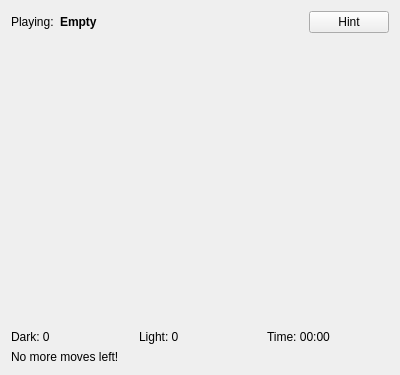
The window that client/screens/game/regulargame.ui (ZoomTen/entertaining-tiles) describes before a commit, drawn with Qt 5.
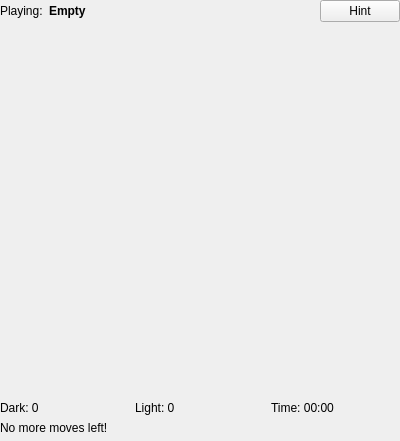
The same window after the commit. Custom widgets are drawn as their Qt base class.

The edit to the form file:
```diff
--- a/client/screens/game/regulargame.ui
+++ b/client/screens/game/regulargame.ui
@@ -7,14 +7,63 @@
     <x>0</x>
     <y>0</y>
     <width>400</width>
-    <height>375</height>
+    <height>441</height>
    </rect>
   </property>
   <property name="windowTitle">
    <string>Form</string>
   </property>
-  <layout class="QGridLayout" name="gridLayout_2">
-   <item row="1" column="0" colspan="2">
+  <layout class="QVBoxLayout" name="verticalLayout">
+   <property name="leftMargin">
+    <number>0</number>
+   </property>
+   <property name="topMargin">
+    <number>0</number>
+   </property>
+   <property name="rightMargin">
+    <number>0</number>
+   </property>
+   <property name="bottomMargin">
+    <number>0</number>
+   </property>
+   <item>
+    <layout class="QHBoxLayout" name="horizontalLayout">
+     <item>
+      <widget class="QLabel" name="label">
+       <property name="text">
+        <string>Playing:</string>
+       </property>
+      </widget>
+     </item>
+     <item>
+      <widget class="QLabel" name="playerName">
+       <property name="sizePolicy">
+        <sizepolicy hsizetype="Expanding" vsizetype="Preferred">
+         <horstretch>0</horstretch>
+         <verstretch>0</verstretch>
+        </sizepolicy>
+       </property>
+       <property name="font">
+        <font>
+         <weight>75</weight>
+         <bold>true</bold>
+        </font>
+       </property>
+       <property name="text">
+        <string>Empty</string>
+       </property>
+      </widget>
+     </item>
+     <item>
+      <widget class="QPushButton" name="hintButton">
+       <property name="text">
+        <string>Hint</string>
+       </property>
+      </widget>
+     </item>
+    </layout>
+   </item>
+   <item>
     <widget class="QWidget" name="gameWidget" native="true">
      <property name="sizePolicy">
       <sizepolicy hsizetype="Preferred" vsizetype="Preferred">
@@ -85,44 +134,7 @@
      </layout>
     </widget>
    </item>
-   <item row="0" column="0" colspan="2">
-    <layout class="QHBoxLayout" name="horizontalLayout">
-     <item>
-      <widget class="QLabel" name="label">
-       <property name="text">
-        <string>Playing:</string>
-       </property>
-      </widget>
-     </item>
-     <item>
-      <widget class="QLabel" name="playerName">
-       <property name="sizePolicy">
-        <sizepolicy hsizetype="Expanding" vsizetype="Preferred">
-         <horstretch>0</horstretch>
-         <verstretch>0</verstretch>
-        </sizepolicy>
-       </property>
-       <property name="font">
-        <font>
-         <weight>75</weight>
-         <bold>true</bold>
-        </font>
-       </property>
-       <property name="text">
-        <string>Empty</string>
-       </property>
-      </widget>
-     </item>
-     <item>
-      <widget class="QPushButton" name="hintButton">
-       <property name="text">
-        <string>Hint</string>
-       </property>
-      </widget>
-     </item>
-    </layout>
-   </item>
-   <item row="2" column="0" colspan="2">
+   <item>
     <layout class="QGridLayout" name="gridLayout">
      <item row="0" column="1">
       <widget class="QLabel" name="lightCount">
@@ -131,6 +143,13 @@
        </property>
       </widget>
      </item>
+     <item row="1" column="0" colspan="3">
+      <widget class="QLabel" name="noMoreMoves">
+       <property name="text">
+        <string>No more moves left!</string>
+       </property>
+      </widget>
+     </item>
      <item row="0" column="2">
       <widget class="QLabel" name="timerDisplay">
        <property name="text">
@@ -145,17 +164,21 @@
        </property>
       </widget>
      </item>
-     <item row="1" column="0" colspan="3">
-      <widget class="QLabel" name="noMoreMoves">
-       <property name="text">
-        <string>No more moves left!</string>
-       </property>
-      </widget>
-     </item>
     </layout>
    </item>
+   <item>
+    <widget class="GamepadHud" name="gamepadHud" native="true"/>
+   </item>
   </layout>
  </widget>
+ <customwidgets>
+  <customwidget>
+   <class>GamepadHud</class>
+   <extends>QWidget</extends>
+   <header location="global">gamepadhud.h</header>
+   <container>1</container>
+  </customwidget>
+ </customwidgets>
  <resources/>
  <connections/>
 </ui>
```
